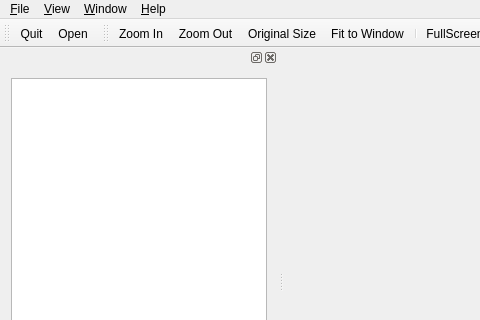
Old version of the form src/ui/forms/MainWindow.ui in the repository vookimedlo/vooki-image-viewer; both pictures show x 0 to 480 and y 0 to 320 of the 749 by 535 pixel window.
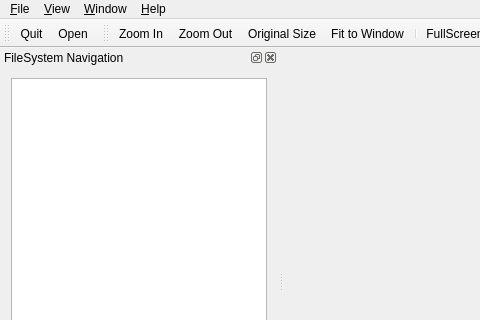
New version of the form. Icons and pictures are not drawn. Custom widgets are drawn as their Qt base class.

Patch:
```diff
--- a/src/ui/forms/MainWindow.ui
+++ b/src/ui/forms/MainWindow.ui
@@ -106,6 +106,9 @@
    <property name="allowedAreas">
     <set>Qt::LeftDockWidgetArea|Qt::RightDockWidgetArea</set>
    </property>
+   <property name="windowTitle">
+    <string>FileSystem Navigation</string>
+   </property>
    <attribute name="dockWidgetArea">
     <number>1</number>
    </attribute>
```
Left out of the diff: 76 changed lines with no effect on the pictures.
